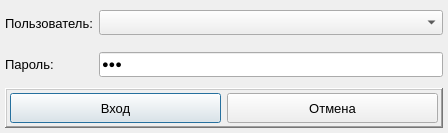
The window that arm_o/d_enter.ui (levdikandrey/DataCollector) describes before a commit, drawn with Qt 5.
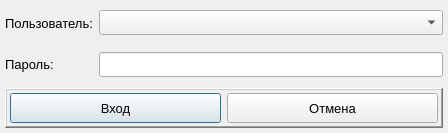
The same window after the commit. Icons and pictures are not drawn.

What changed in the file:
```diff
--- a/arm_o/d_enter.ui
+++ b/arm_o/d_enter.ui
@@ -103,7 +103,7 @@
       <string>Введите пароль</string>
      </property>
      <property name="text">
-      <string>123</string>
+      <string/>
      </property>
      <property name="echoMode">
       <enum>QLineEdit::Password</enum>
```
